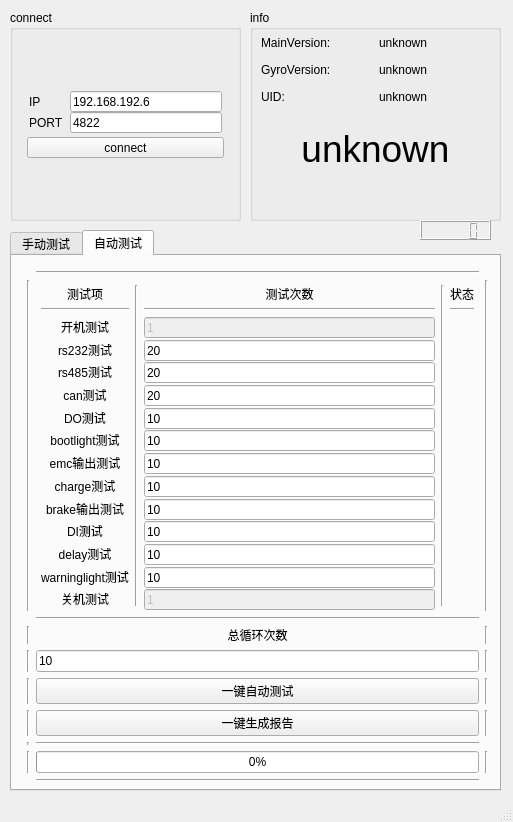
Before: the Qt Designer form main_window.ui in LitchiCheng/Src_Automatic-Test_Controller, drawn with Qt 5.
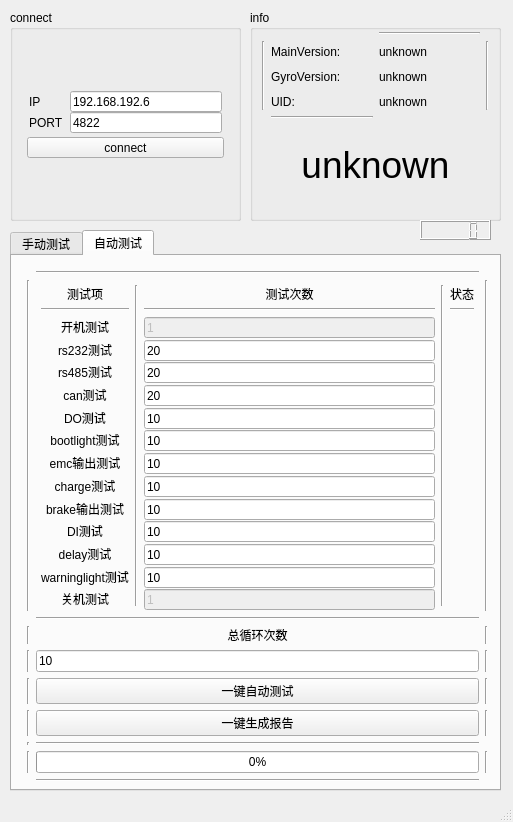
After: the same form once the commit is applied. Icons and pictures are not drawn.

Diff of the .ui file:
```diff
--- a/main_window.ui
+++ b/main_window.ui
@@ -2246,23 +2246,23 @@
        <x>10</x>
        <y>20</y>
        <width>231</width>
-       <height>79</height>
+       <height>91</height>
       </rect>
      </property>
      <layout class="QGridLayout" name="gridLayout_16">
       <property name="leftMargin">
-       <number>1</number>
+       <number>2</number>
       </property>
       <property name="topMargin">
-       <number>1</number>
+       <number>2</number>
       </property>
       <property name="rightMargin">
-       <number>1</number>
+       <number>2</number>
       </property>
       <property name="bottomMargin">
-       <number>1</number>
+       <number>2</number>
       </property>
-      <item row="0" column="0">
+      <item row="1" column="1">
        <layout class="QGridLayout" name="gridLayout_15">
         <item row="0" column="0">
          <widget class="QLabel" name="label_74">
@@ -2323,27 +2323,8 @@
         </item>
        </layout>
       </item>
-      <item row="0" column="1">
+      <item row="1" column="2">
        <layout class="QGridLayout" name="gridLayout_14">
-        <item row="0" column="0">
-         <widget class="QLabel" name="label_76">
-          <property name="minimumSize">
-           <size>
-            <width>0</width>
-            <height>21</height>
-           </size>
-          </property>
-          <property name="maximumSize">
-           <size>
-            <width>16777215</width>
-            <height>21</height>
-           </size>
-          </property>
-          <property name="text">
-           <string>unknown</string>
-          </property>
-         </widget>
-        </item>
         <item row="1" column="0">
          <widget class="QLabel" name="label_77">
           <property name="minimumSize">
@@ -2364,7 +2345,26 @@
          </widget>
         </item>
         <item row="2" column="0">
-         <widget class="QLabel" name="label_78">
+         <widget class="QLabel" name="uid_label">
+          <property name="minimumSize">
+           <size>
+            <width>0</width>
+            <height>21</height>
+           </size>
+          </property>
+          <property name="maximumSize">
+           <size>
+            <width>16777215</width>
+            <height>21</height>
+           </size>
+          </property>
+          <property name="text">
+           <string>unknown</string>
+          </property>
+         </widget>
+        </item>
+        <item row="0" column="0">
+         <widget class="QLabel" name="mainversion_label">
           <property name="minimumSize">
            <size>
             <width>0</width>
@@ -2384,15 +2384,43 @@
         </item>
        </layout>
       </item>
+      <item row="2" column="1">
+       <widget class="Line" name="line_35">
+        <property name="orientation">
+         <enum>Qt::Horizontal</enum>
+        </property>
+       </widget>
+      </item>
+      <item row="0" column="2">
+       <widget class="Line" name="line_36">
+        <property name="orientation">
+         <enum>Qt::Horizontal</enum>
+        </property>
+       </widget>
+      </item>
+      <item row="1" column="0">
+       <widget class="Line" name="line_37">
+        <property name="orientation">
+         <enum>Qt::Vertical</enum>
+        </property>
+       </widget>
+      </item>
+      <item row="1" column="3">
+       <widget class="Line" name="line_38">
+        <property name="orientation">
+         <enum>Qt::Vertical</enum>
+        </property>
+       </widget>
+      </item>
      </layout>
     </widget>
     <widget class="QLabel" name="label_72">
      <property name="geometry">
       <rect>
        <x>10</x>
-       <y>80</y>
+       <y>110</y>
        <width>231</width>
-       <height>120</height>
+       <height>91</height>
       </rect>
      </property>
      <property name="text">
```
Left out of the diff: 68 changed lines with no effect on the pictures.
